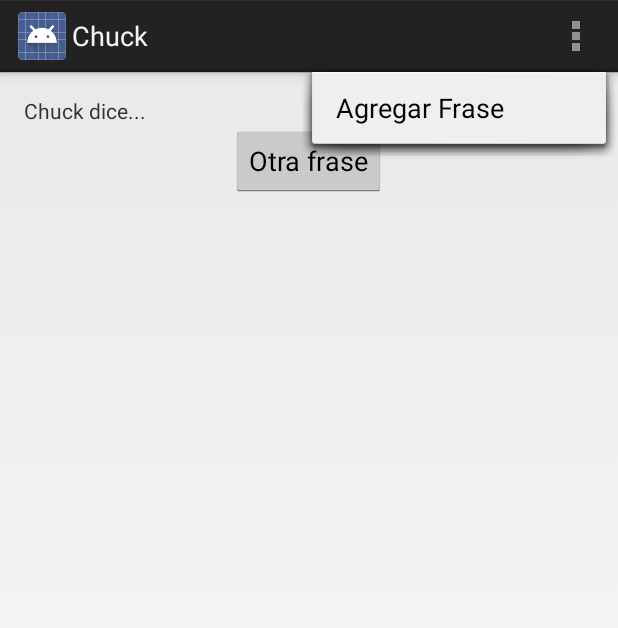
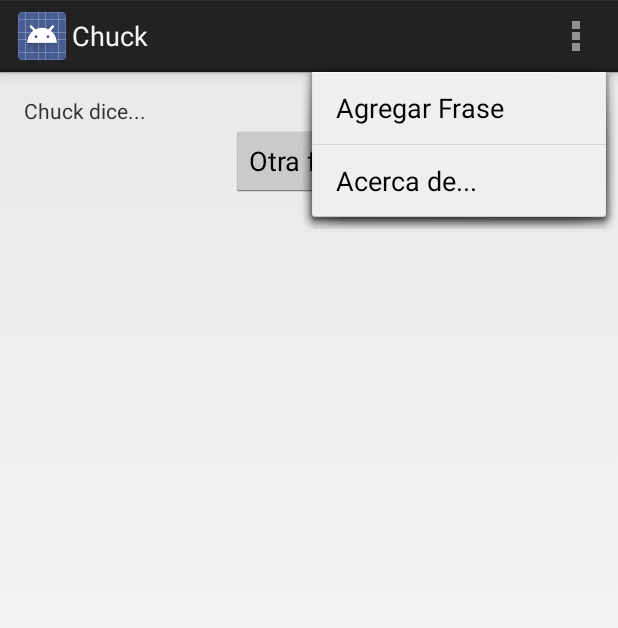
Before and after one commit to neowinx/frasero-chuck, an Android app: the screen it shows after launch (ChuckMainActivity), with the options menu open, on a phone screen of 412 x 824 dp. Shown: the top 628 px of the screen. Run offline under Robolectric (Android 15) with nearby library versions, the phone set to English and light mode, and no system bars.

Commit message:
version 1 del cliente y version 2 del backend lanzados

```diff
--- a/client/FraseroChuck/app/src/main/res/layout/activity_my.xml
+++ b/client/FraseroChuck/app/src/main/res/layout/activity_my.xml
@@ -1,18 +1,26 @@
-<RelativeLayout xmlns:android="http://schemas.android.com/apk/res/android"
+<LinearLayout xmlns:android="http://schemas.android.com/apk/res/android"
     xmlns:tools="http://schemas.android.com/tools"
-    android:layout_width="match_parent"
+    android:layout_width="fill_parent"
     android:layout_height="match_parent"
     android:paddingLeft="@dimen/activity_horizontal_margin"
     android:paddingRight="@dimen/activity_horizontal_margin"
     android:paddingTop="@dimen/activity_vertical_margin"
     android:paddingBottom="@dimen/activity_vertical_margin"
-    tools:context=".MyActivity">
+    tools:context=".MyActivity"
+    android:orientation="vertical">
 
     <TextView
         android:text="@string/hello_world"
-        android:layout_width="wrap_content"
+        android:layout_width="fill_parent"
         android:layout_height="wrap_content"
         android:id="@+id/textView" />
+
+    <LinearLayout
+        android:orientation="horizontal"
+        android:layout_width="fill_parent"
+        android:layout_height="wrap_content"
+        android:layout_gravity="center"
+        android:gravity="center|center_vertical">
 
         <Button
             android:layout_width="wrap_content"
@@ -21,5 +29,12 @@
             android:id="@+id/btnOtra"
             android:layout_below="@+id/textView"
             android:layout_centerHorizontal="true" />
+    </LinearLayout>
 
-</RelativeLayout>
+    <ProgressBar
+        android:layout_width="fill_parent"
+        android:layout_height="wrap_content"
+        android:id="@+id/spinnerFetchingData"
+        android:visibility="invisible" />
+
+</LinearLayout>
--- a/client/FraseroChuck/app/src/main/res/menu/my.xml
+++ b/client/FraseroChuck/app/src/main/res/menu/my.xml
@@ -5,8 +5,8 @@
         android:title="@string/action_add_frase"
         android:orderInCategory="99"
         android:showAsAction="never" />
-    <!-- item android:id="@+id/action_settings"
-        android:title="@string/action_settings"
+    <item android:id="@+id/action_about"
+        android:title="@string/action_about"
         android:orderInCategory="100"
-        android:showAsAction="never" / -->
+        android:showAsAction="never" />
 </menu>
--- a/client/FraseroChuck/app/src/main/res/values/strings.xml
+++ b/client/FraseroChuck/app/src/main/res/values/strings.xml
@@ -4,6 +4,6 @@
     <string name="app_name">Chuck</string>
     <string name="hello_world">Chuck dice...</string>
     <string name="action_add_frase">Agregar Frase</string>
-    <string name="action_settings">Settings</string>
+    <string name="action_about">Acerca de...</string>
 
 </resources>
```
Also changed, not shown: client/FraseroChuck/app/src/main/java/py/com/codelab/android/fraserochuck/ChuckMainActivity.java (+23 -8 lines), client/FraseroChuck/app/src/main/res/layout/about.xml (added, +76 -0 lines), 1 other file. Lines whose indentation alone changed are shown as unchanged.
